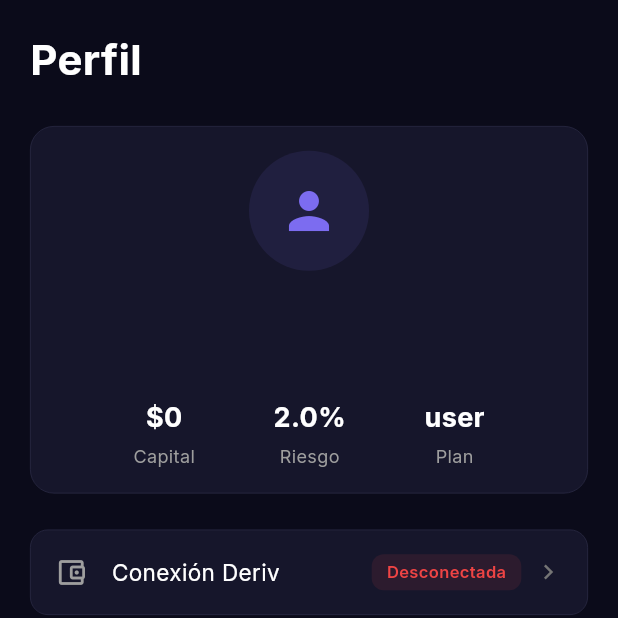
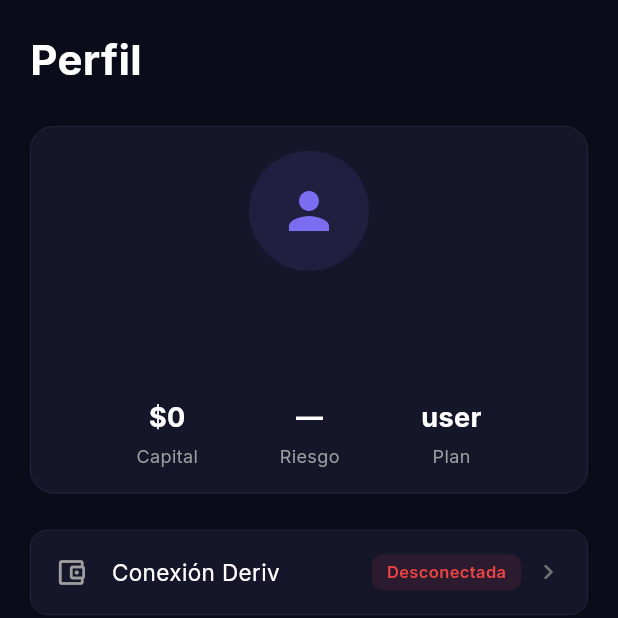
Before and after one commit to ergonber/Multisyntrade, a Flutter app: the HomeScreen screen opened directly, item 3 of the bottom bar chosen, on a phone screen of 412 x 824 dp, the top half of it. Run offline on Flutter 3.47's test engine with Material 3 defaults, Android fonts, the phone set to English and light mode, and no system bars; our stand-ins replace app_links, go_router, shared_preferences, supabase_flutter; accounts and stored records are empty; network calls fail.

Commit message:
feat: riesgo por tramos de saldo (1%/5%/3%/1%), aplica demo y real

```diff
--- a/app/lib/core/constants/app_constants.dart
+++ b/app/lib/core/constants/app_constants.dart
@@ -21,6 +21,16 @@
   static const List<double> riskOptions = [1.0];
   static const double defaultRisk = 2.0;
 
+  /// Riesgo por tramo de saldo (debe coincidir con el deriv-bridge).
+  /// < 10 no opera | 10-99: 1% | 100-1000: 5% | 1001-10000: 3% | > 10000: 1%
+  static double? riskPercentForBalance(double balance) {
+    if (balance < 10) return null;
+    if (balance < 100) return 1;
+    if (balance <= 1000) return 5;
+    if (balance <= 10000) return 3;
+    return 1;
+  }
+
   static const int defaultEntryWindowMinutes = 5;
   static const int minEntryWindowMinutes = 1;
   static const int maxEntryWindowMinutes = 60;
--- a/app/lib/presentation/screens/home/home_screen.dart
+++ b/app/lib/presentation/screens/home/home_screen.dart
@@ -2,6 +2,7 @@
 import 'package:flutter/material.dart';
 import 'package:provider/provider.dart';
 import '../../../config/app_colors.dart';
+import '../../../core/constants/app_constants.dart';
 import '../../providers/auth_provider.dart';
 import '../../providers/signals_provider.dart';
 import '../../providers/profile_provider.dart';
@@ -460,6 +461,7 @@
     final ganancia = profile?.gananciaAcumulada ?? 0.0;
     final derivBalance = deriv.isConnected ? deriv.account.balance : 0.0;
     final totalBalance = deriv.isConnected ? derivBalance : capital;
+    final riskPct = AppConstants.riskPercentForBalance(deriv.isConnected ? derivBalance : capital);
 
     return Container(
       width: double.infinity,
@@ -494,7 +496,7 @@
               ] else ...[
                 _StatItem(label: 'GANANCIA', value: '+\$${ganancia.toStringAsFixed(2)}'),
                 const SizedBox(width: 24),
-                _StatItem(label: 'RIESGO', value: '${profile?.riskPercentage ?? 2}%'),
+                _StatItem(label: 'RIESGO', value: riskPct == null ? '—' : '${riskPct.toInt()}%'),
               ],
             ],
           ),
--- a/app/lib/presentation/screens/profile/profile_screen.dart
+++ b/app/lib/presentation/screens/profile/profile_screen.dart
@@ -2,6 +2,7 @@
 import 'package:provider/provider.dart';
 import '../../../config/app_colors.dart';
 import '../../../config/app_config.dart';
+import '../../../core/constants/app_constants.dart';
 import '../../providers/auth_provider.dart';
 import 'history_screen.dart';
 import '../../providers/profile_provider.dart';
@@ -48,7 +49,7 @@
                     mainAxisAlignment: MainAxisAlignment.spaceEvenly,
                     children: [
                       _buildStat('Capital', '\$${(profile?.capitalInicial ?? 0).toStringAsFixed(0)}'),
-                      _buildStat('Riesgo', '${profile?.riskPercentage ?? 2}%'),
+                      _buildStat('Riesgo', _riskLabel(profile?.capitalInicial ?? 0)),
                       _buildStat('Plan', profile?.rol ?? 'user'),
                     ],
                   ),
@@ -156,6 +157,11 @@
     );
   }
 
+  String _riskLabel(double balance) {
+    final r = AppConstants.riskPercentForBalance(balance);
+    return r == null ? '—' : '${r.toInt()}%';
+  }
+
   String _planBadgeLabel(AuthProvider auth) {
     if (auth.isPending) return 'Pendiente';
     if (auth.isExpired) return 'Vencida';
```
Also changed, not shown: 3 other files.
